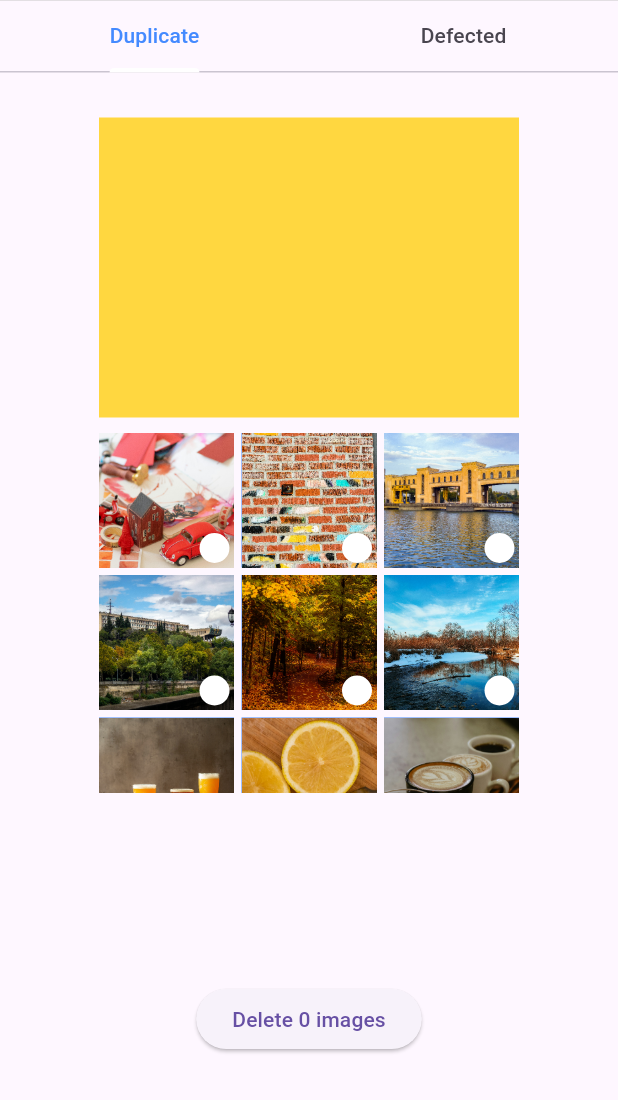
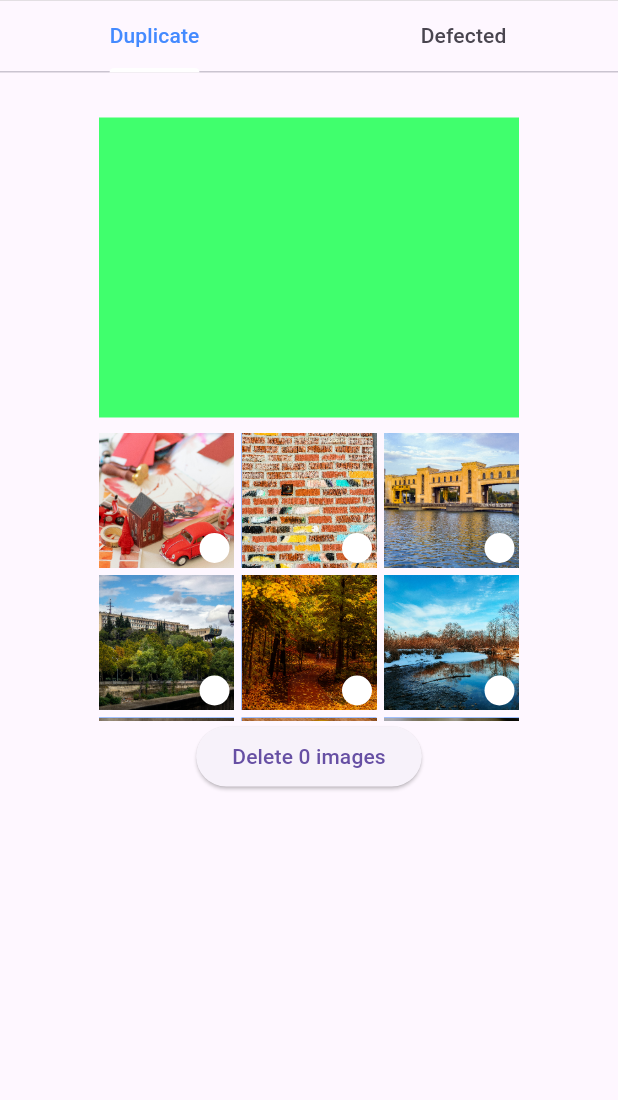
Before and after one commit to iRajapaksha/PhotoApp, a Flutter app: the GalleryManager screen opened directly, on a phone screen of 412 x 824 dp, the part 136-1236 px from its top. Run offline on Flutter 3.47's test engine with Material 3 defaults, Android fonts, the phone set to English and light mode, and no system bars; our stand-ins replace flutter_svg, scroll_snap_list; missing offline and left inert: photo_manager.

Commit message:
gallery view updated

```diff
--- a/lib/view/gallery_manager.dart
+++ b/lib/view/gallery_manager.dart
@@ -49,37 +49,11 @@ class _GalleryManagerState extends State<GalleryManager> {
 
             Expanded(
               child: TabBarView(children: [
-                Column(
-                  children: [
-                    const SizedBox(
-                      height: 30,
-                    ),
-                    SizedBox(
-                        height: 450,
-                        width: 280,
-                        //decoration: BoxDecoration(color: Colors.amberAccent),
-
-                        child: Column(
-                          children: [
-                            Container(
-                              height: 200,
-                              decoration:
-                                  const BoxDecoration(color: Colors.amberAccent),
-                            ),
-                            const SizedBox(
-                              height: 10,
-                            ),
-                            _duplicatePhotos()
-                          ],
-                        ))
-                  ],
-                ),
+                _duplicatePhotos(),
                 _defectedPhotos()
               ]),
             ),
-            ElevatedButton(
-                onPressed: () {},
-                child: Text("Delete ${selectedItems.length} images")),
+
             const SizedBox(
               height: 30,
             )
@@ -89,8 +63,26 @@ class _GalleryManagerState extends State<GalleryManager> {
     );
   }
 
-  Expanded _duplicatePhotos() {
-    return Expanded(
+  Column _duplicatePhotos() {
+    return Column(
+                children: [
+                  const SizedBox(
+                    height: 30,
+                  ),
+                  SizedBox(
+                      height: 450,
+                      width: 280,
+                      child: Column(
+                        children: [
+                          Container(
+                            height: 200,
+                            decoration:
+                                const BoxDecoration(color: Color.fromARGB(255, 64, 255, 109)),
+                          ),
+                          const SizedBox(
+                            height: 10,
+                          ),
+                          Expanded(
                           child: GridView.builder(
                             itemCount: photos.length,
                               gridDelegate:
@@ -103,8 +95,17 @@ class _GalleryManagerState extends State<GalleryManager> {
                               itemBuilder: (context, index) {
                                 return photoContainer(context, index);
                               }),
+                        ),
+                        ElevatedButton(
+                onPressed: () {},
+                child: Text("Delete ${selectedItems.length} images")),
+                        ],
+                      ))
+                ],
               );
   }
+
+
 
   Column _defectedPhotos() {
     return Column(
@@ -115,7 +116,6 @@ class _GalleryManagerState extends State<GalleryManager> {
                   SizedBox(
                     height: 300,
                     width: 300,
-                      //decoration: BoxDecoration(color: Colors.blueAccent),
                     child: MasonryGridView.builder(
                               itemCount: photos.length,
                               gridDelegate: const SliverSimpleGridDelegateWithFixedCrossAxisCount(
@@ -126,7 +126,10 @@ class _GalleryManagerState extends State<GalleryManager> {
                                 itemBuilder: (context, index) {
                                   return photoContainer(context, index);
                                 }),
-                  )
+                  ),
+                  ElevatedButton(
+                onPressed: () {},
+                child: Text("Delete ${selectedItems.length} images")),
                 ],
               );
   }
@@ -146,8 +149,8 @@ class _GalleryManagerState extends State<GalleryManager> {
     return GridTile(
       child: Stack(alignment: Alignment.bottomRight, children: [
         Container(
-          height: 90,
-          width: 90,
+          height: 130,
+          width: 150,
           color: Colors.blueAccent,
           child: Image.asset(photos[index].filePath,fit: BoxFit.cover,),
         ),
```
Also changed, not shown: lib/view/gallery_view.dart (+11 -16 lines). Lines whose indentation alone changed are shown as unchanged.
